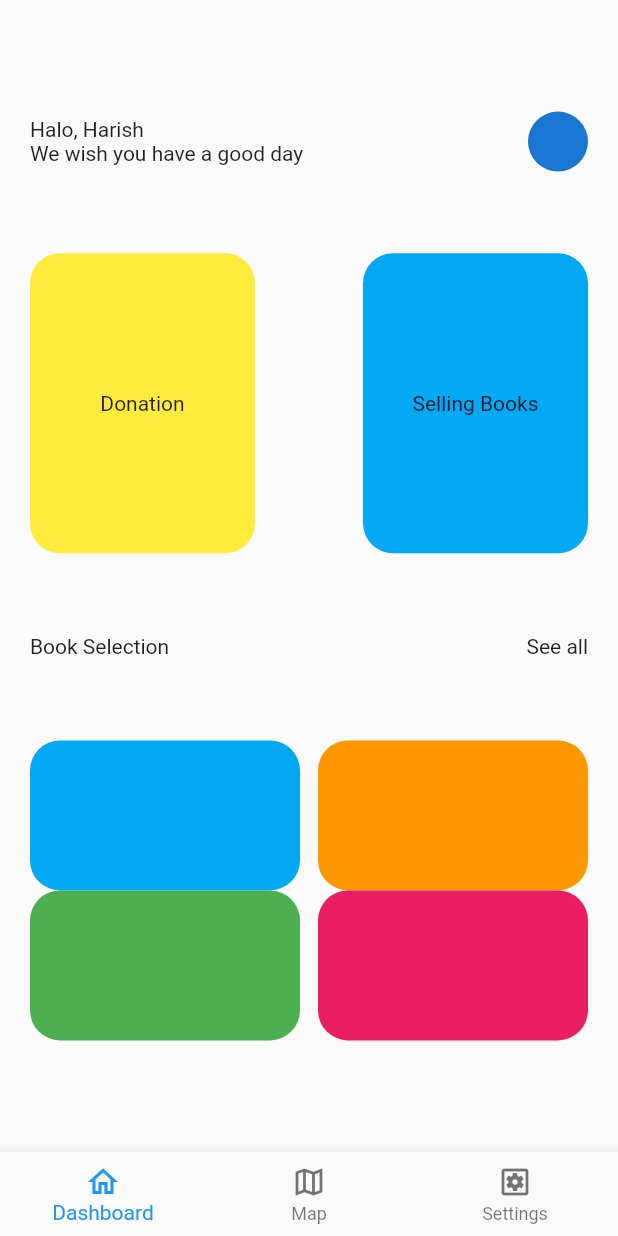
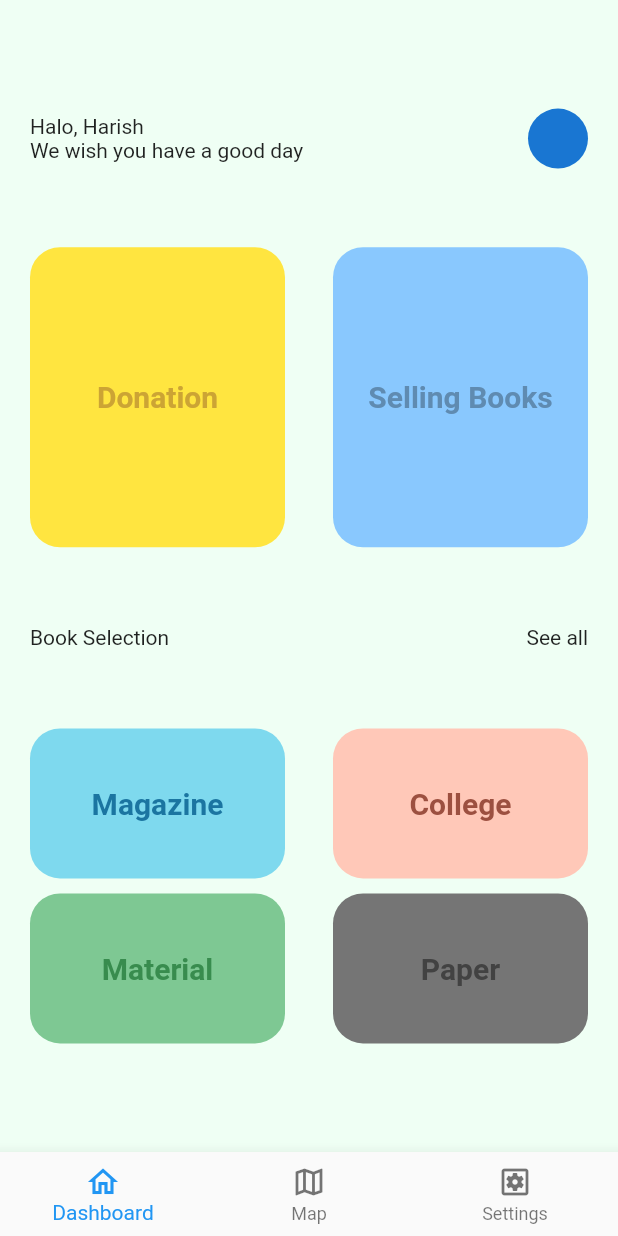
Before and after one commit to CSEKINGS/book_donation_flutter, a Flutter app: the screen it shows after launch, on a phone screen of 412 x 824 dp. Run offline on Flutter 3.47's test engine with Material 2 defaults, Android fonts, the phone set to English and light mode, and no system bars; our stand-ins replace google_maps_flutter.

Commit message:
refactored code

```diff
--- a/lib/main.dart
+++ b/lib/main.dart
@@ -1,12 +1,8 @@
 import 'package:book_donation/views/home_view.dart';
 import 'package:flutter/material.dart';
-import 'package:flutter/services.dart';
 
 void main() {
   WidgetsFlutterBinding.ensureInitialized();
-  SystemChrome.setSystemUIOverlayStyle(SystemUiOverlayStyle(
-    statusBarColor: Colors.transparent, // transparent status bar
-  ));
   runApp(MyApp());
 }
 
--- a/lib/views/dashboard_view.dart
+++ b/lib/views/dashboard_view.dart
@@ -1,3 +1,5 @@
+import 'package:book_donation/views/widgets/book_selection_container.dart';
+import 'package:book_donation/views/widgets/donation_or_sell_container.dart';
 import 'package:flutter/cupertino.dart';
 import 'package:flutter/material.dart';
 
@@ -13,6 +15,7 @@ class _DashboardViewState extends State<DashboardView> {
   Widget build(BuildContext context) {
     return SafeArea(
         child: Scaffold(
+      backgroundColor: Color(0xFFEFFFF4),
       body: Container(
         padding: EdgeInsets.all(20.0),
         child: Column(
@@ -41,38 +44,33 @@ class BookSelection extends StatelessWidget {
         Row(
           mainAxisAlignment: MainAxisAlignment.spaceBetween,
           children: [
-            Container(
-              height: 100.0,
-              width: 180.0,
-              decoration: BoxDecoration(
-                  color: Colors.lightBlue,
-                  borderRadius: BorderRadius.circular(20.0)),
+            BookSelectionContainer(
+              containerColor: Color(0xFF7ED9EE),
+              containerText: 'Magazine',
+              containerTextColor: Color(0xFF1B75A1),
             ),
-            Container(
-              height: 100.0,
-              width: 180.0,
-              decoration: BoxDecoration(
-                  color: Colors.orange,
-                  borderRadius: BorderRadius.circular(20.0)),
+            BookSelectionContainer(
+              containerText: 'College',
+              containerColor: Color(0xFFFFC8B8),
+              containerTextColor: Color(0xFF9C5040),
             ),
           ],
+        ),
+        SizedBox(
+          height: 10.0,
         ),
         Row(
           mainAxisAlignment: MainAxisAlignment.spaceBetween,
           children: [
-            Container(
-              height: 100.0,
-              width: 180.0,
-              decoration: BoxDecoration(
-                  color: Colors.green,
-                  borderRadius: BorderRadius.circular(20.0)),
+            BookSelectionContainer(
+              containerText: 'Material',
+              containerColor: Color(0xFF7EC893),
+              containerTextColor: Color(0xFF388C4E),
             ),
-            Container(
-              height: 100.0,
-              width: 180.0,
-              decoration: BoxDecoration(
-                  color: Colors.pink,
-                  borderRadius: BorderRadius.circular(20.0)),
+            BookSelectionContainer(
+              containerText: 'Paper',
+              containerColor: Color(0xFF757575),
+              containerTextColor: Color(0xFF424242),
             ),
           ],
         ),
@@ -108,20 +106,15 @@ class DonationOrSell extends StatelessWidget {
     return Row(
       mainAxisAlignment: MainAxisAlignment.spaceBetween,
       children: [
-        Container(
-          decoration: BoxDecoration(
-              color: Colors.yellow, borderRadius: BorderRadius.circular(20.0)),
-          height: 200.0,
-          width: 150.0,
-          child: Center(child: Text('Donation')),
+        DonationOrSellContainer(
+          containerText: 'Donation',
+          containerColor: Color(0xFFFFE540),
+          containerTextColor: Color(0xFFCCA434),
         ),
-        Container(
-          decoration: BoxDecoration(
-              color: Colors.lightBlue,
-              borderRadius: BorderRadius.circular(20.0)),
-          height: 200.0,
-          width: 150.0,
-          child: Center(child: Text('Selling Books')),
+        DonationOrSellContainer(
+          containerText: 'Selling Books',
+          containerColor: Color(0xFF89C8FE),
+          containerTextColor: Color(0xFF5F8BB1),
         ),
       ],
     );
--- /dev/null
+++ b/lib/views/widgets/book_selection_container.dart
@@ -0,0 +1,35 @@
+import 'package:flutter/cupertino.dart';
+import 'package:flutter/material.dart';
+
+class BookSelectionContainer extends StatelessWidget {
+  const BookSelectionContainer({
+    Key key,
+    @required this.containerText,
+    @required this.containerColor,
+    @required this.containerTextColor,
+  }) : super(key: key);
+
+  final String containerText;
+  final Color containerColor;
+  final Color containerTextColor;
+
+  @override
+  Widget build(BuildContext context) {
+    return Container(
+      height: 100.0,
+      width: 170.0,
+      decoration: BoxDecoration(
+          color: this.containerColor,
+          borderRadius: BorderRadius.circular(20.0)),
+      child: Center(
+        child: Text(
+          this.containerText,
+          style: TextStyle(
+              color: this.containerTextColor,
+              fontSize: 20.0,
+              fontWeight: FontWeight.bold),
+        ),
+      ),
+    );
+  }
+}
--- /dev/null
+++ b/lib/views/widgets/donation_or_sell_container.dart
@@ -0,0 +1,34 @@
+import 'package:flutter/cupertino.dart';
+import 'package:flutter/material.dart';
+
+class DonationOrSellContainer extends StatelessWidget {
+  const DonationOrSellContainer({
+    Key key,
+    this.containerText,
+    this.containerColor,
+    this.containerTextColor,
+  }) : super(key: key);
+
+  final String containerText;
+  final Color containerColor;
+  final Color containerTextColor;
+
+  @override
+  Widget build(BuildContext context) {
+    return Container(
+      decoration: BoxDecoration(
+          color: this.containerColor,
+          borderRadius: BorderRadius.circular(20.0)),
+      height: 200.0,
+      width: 170.0,
+      child: Center(
+          child: Text(
+        this.containerText,
+        style: TextStyle(
+            color: this.containerTextColor,
+            fontSize: 20.0,
+            fontWeight: FontWeight.bold),
+      )),
+    );
+  }
+}
```
